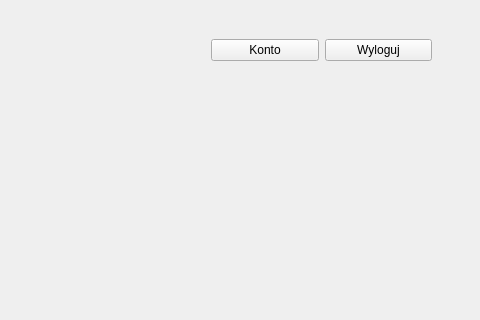
Above: mainpage.ui from Dysky2/SEP before the change; both pictures show x 699 to 1179 and y 0 to 320 of the 1179 by 747 pixel window. Below: the same form after it.
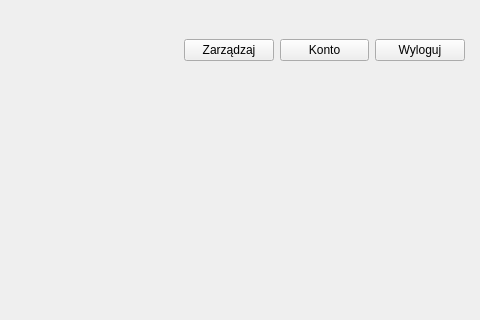
That is the form after the change.

Commit message: added adminPanel, getting marks and subjects from database

What changed in the file:
```diff
--- a/mainpage.ui
+++ b/mainpage.ui
@@ -10,6 +10,12 @@
     <height>747</height>
    </rect>
   </property>
+  <property name="minimumSize">
+   <size>
+    <width>1179</width>
+    <height>747</height>
+   </size>
+  </property>
   <property name="windowTitle">
    <string>MainWindow</string>
   </property>
@@ -64,13 +70,20 @@
    <widget class="QWidget" name="layoutWidget">
     <property name="geometry">
      <rect>
-      <x>910</x>
+      <x>883</x>
       <y>20</y>
-      <width>221</width>
+      <width>281</width>
       <height>61</height>
      </rect>
     </property>
     <layout class="QHBoxLayout" name="horizontalLayout_2">
+     <item>
+      <widget class="QPushButton" name="pushButton_adminPanel">
+       <property name="text">
+        <string>Zarządzaj</string>
+       </property>
+      </widget>
+     </item>
      <item>
       <widget class="QPushButton" name="pushButton_account">
        <property name="text">
```
The commit also changes 31 other files.
